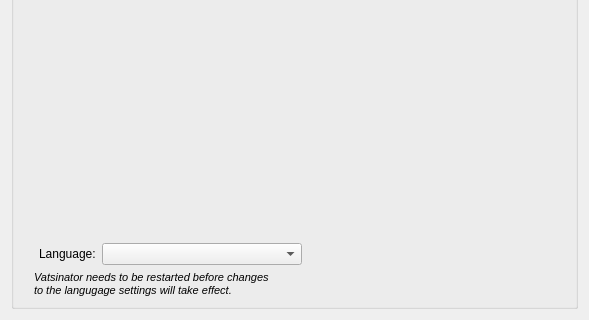
Qt form source/ui/pages/miscellaneouspage.ui (Vatsinator/vatsinator-legacy) before a commit; both pictures show x 0 to 589 and y 226 to 546 of the 589 by 546 pixel window.
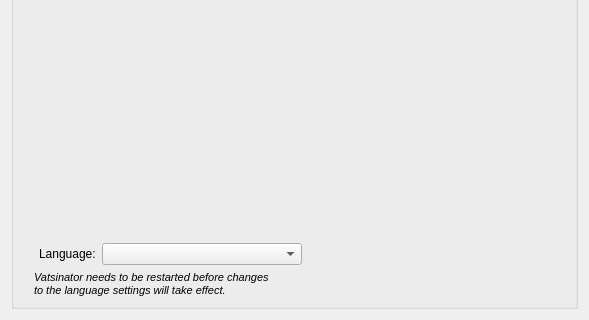
The same form after that commit.

What changed in the file:
```diff
--- a/source/ui/pages/miscellaneouspage.ui
+++ b/source/ui/pages/miscellaneouspage.ui
@@ -51,7 +51,7 @@
          </font>
         </property>
         <property name="text">
-         <string>Vatsinator needs to be restarted before changes&lt;br&gt;to the langugage settings will take effect.</string>
+         <string>&lt;html&gt;&lt;head/&gt;&lt;body&gt;&lt;p&gt;Vatsinator needs to be restarted before changes&lt;br/&gt;to the language settings will take effect.&lt;/p&gt;&lt;/body&gt;&lt;/html&gt;</string>
         </property>
         <property name="indent">
          <number>5</number>
```
